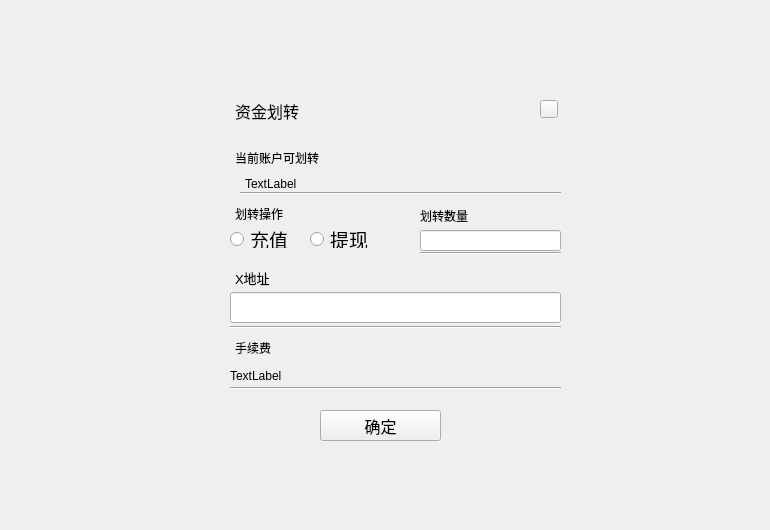
Qt form capitalTransferPage/CapitalTransferPage.ui (HcashOrg/hx-indicator) before a commit.
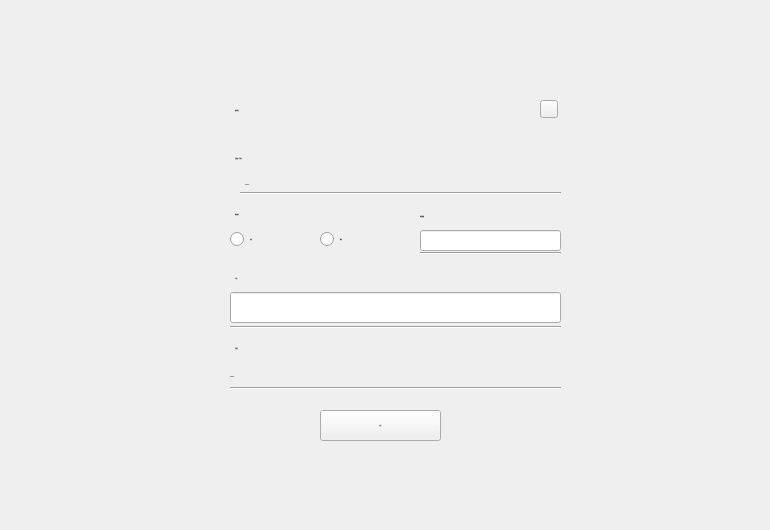
The same form after that commit.

The edit to the form file:
```diff
--- a/capitalTransferPage/CapitalTransferPage.ui
+++ b/capitalTransferPage/CapitalTransferPage.ui
@@ -10,9 +10,21 @@
     <height>530</height>
    </rect>
   </property>
+  <property name="font">
+   <font>
+    <family>微软雅黑 Light</family>
+    <pointsize>-1</pointsize>
+    <weight>50</weight>
+    <italic>false</italic>
+    <bold>false</bold>
+   </font>
+  </property>
   <property name="windowTitle">
    <string>Form</string>
   </property>
+  <property name="styleSheet">
+   <string notr="true">font:12px &quot;微软雅黑 Light&quot;;</string>
+  </property>
   <widget class="QLabel" name="label_title">
    <property name="geometry">
     <rect>
@@ -24,7 +36,11 @@
    </property>
    <property name="font">
     <font>
-     <pointsize>12</pointsize>
+     <family>微软雅黑 Light</family>
+     <pointsize>-1</pointsize>
+     <weight>50</weight>
+     <italic>false</italic>
+     <bold>false</bold>
     </font>
    </property>
    <property name="text">
@@ -36,7 +52,7 @@
     <rect>
      <x>235</x>
      <y>150</y>
-     <width>91</width>
+     <width>300</width>
      <height>16</height>
     </rect>
    </property>
@@ -62,13 +78,17 @@
     <rect>
      <x>235</x>
      <y>270</y>
-     <width>81</width>
+     <width>200</width>
      <height>16</height>
     </rect>
    </property>
    <property name="font">
     <font>
-     <pointsize>10</pointsize>
+     <family>微软雅黑 Light</family>
+     <pointsize>-1</pointsize>
+     <weight>50</weight>
+     <italic>false</italic>
+     <bold>false</bold>
     </font>
    </property>
    <property name="text">
@@ -80,7 +100,7 @@
     <rect>
      <x>235</x>
      <y>208</y>
-     <width>54</width>
+     <width>150</width>
      <height>12</height>
     </rect>
    </property>
@@ -137,13 +157,17 @@
     <rect>
      <x>230</x>
      <y>230</y>
-     <width>61</width>
+     <width>80</width>
      <height>18</height>
     </rect>
    </property>
    <property name="font">
     <font>
-     <pointsize>14</pointsize>
+     <family>微软雅黑 Light</family>
+     <pointsize>-1</pointsize>
+     <weight>50</weight>
+     <italic>false</italic>
+     <bold>false</bold>
     </font>
    </property>
    <property name="text">
@@ -153,15 +177,19 @@
   <widget class="QRadioButton" name="radioButton_withdraw">
    <property name="geometry">
     <rect>
-     <x>310</x>
+     <x>320</x>
      <y>230</y>
-     <width>71</width>
+     <width>80</width>
      <height>18</height>
     </rect>
    </property>
    <property name="font">
     <font>
-     <pointsize>14</pointsize>
+     <family>微软雅黑 Light</family>
+     <pointsize>-1</pointsize>
+     <weight>50</weight>
+     <italic>false</italic>
+     <bold>false</bold>
     </font>
    </property>
    <property name="text">
@@ -173,7 +201,7 @@
     <rect>
      <x>420</x>
      <y>208</y>
-     <width>61</width>
+     <width>120</width>
      <height>16</height>
     </rect>
    </property>
@@ -274,7 +302,11 @@
    </property>
    <property name="font">
     <font>
-     <pointsize>12</pointsize>
+     <family>微软雅黑 Light</family>
+     <pointsize>-1</pointsize>
+     <weight>50</weight>
+     <italic>false</italic>
+     <bold>false</bold>
     </font>
    </property>
    <property name="text">
```
Left out of the diff: 18 changed lines with no effect on the pictures.
